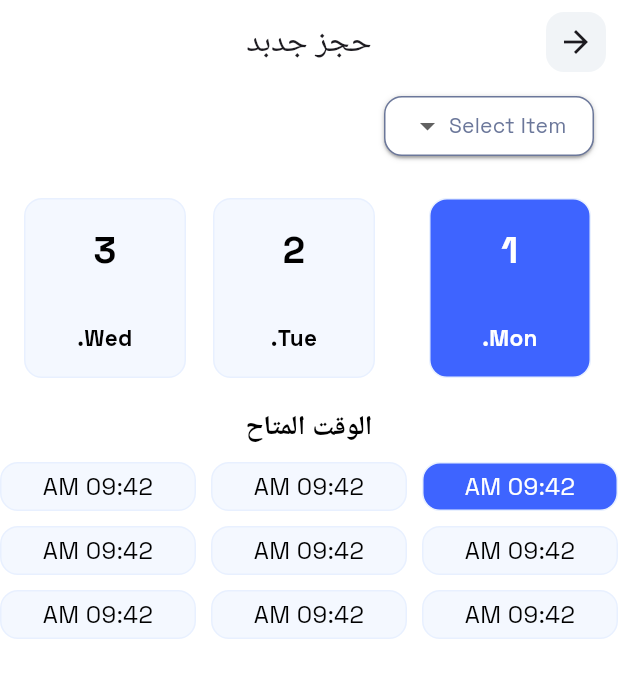
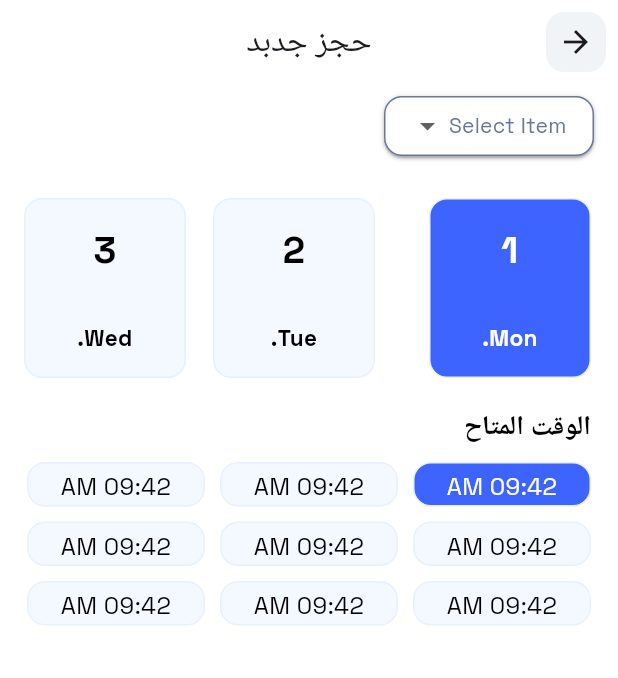
Before and after one commit to Open-Sourcers/DocLink_Flutter, a Flutter app: the NewAppointmentView screen opened by its route, after a tap on "09:42 AM", on a phone screen of 412 x 824 dp. Shown: the top 678 px of the screen. Run offline on Flutter 3.47's test engine with Material 3 defaults, Android fonts, the phone set to English and light mode, and no system bars; drawn by our look-alikes of dropdown_button2; our stand-ins replace awesome_dialog, dartz, dio, flutter_bloc, flutter_screenutil, flutter_svg and 7 more.

Commit message:
......................

```diff
--- a/lib/features/user_views/new_appointment/presentation/views/widgets/available_time_grid_view.dart
+++ b/lib/features/user_views/new_appointment/presentation/views/widgets/available_time_grid_view.dart
@@ -25,8 +25,6 @@ class _AvailableTimeGridViewState extends State<AvailableTimeGridView> {
       itemBuilder: (context, index) => AvailableTimeItem(
         onTap: () {
           currentIndex = index;
-          print(index);
-          print('******************************');
           setState(() {});
         },
         time: "09:42 AM",
--- a/lib/features/user_views/new_appointment/presentation/views/widgets/available_time_section.dart
+++ b/lib/features/user_views/new_appointment/presentation/views/widgets/available_time_section.dart
@@ -9,15 +9,21 @@ class AvailableTimeSection extends StatelessWidget {
 
   @override
   Widget build(BuildContext context) {
-    return Column(
+    return Padding(
+      padding: const EdgeInsets.symmetric(horizontal: 18.0),
+      child: Column(
         children: [
-        Text(
+          SizedBox(
+            width: double.infinity,
+            child: Text(
               S.of(context).availableTime,
               style: Styless.textBold18.copyWith(color: AppColors.black),
+            ),
           ),
           const SizedBox(height: 10),
           const AvailableTimeGridView(),
         ],
+      ),
     );
   }
 }
```
Lines whose indentation alone changed are shown as unchanged.
